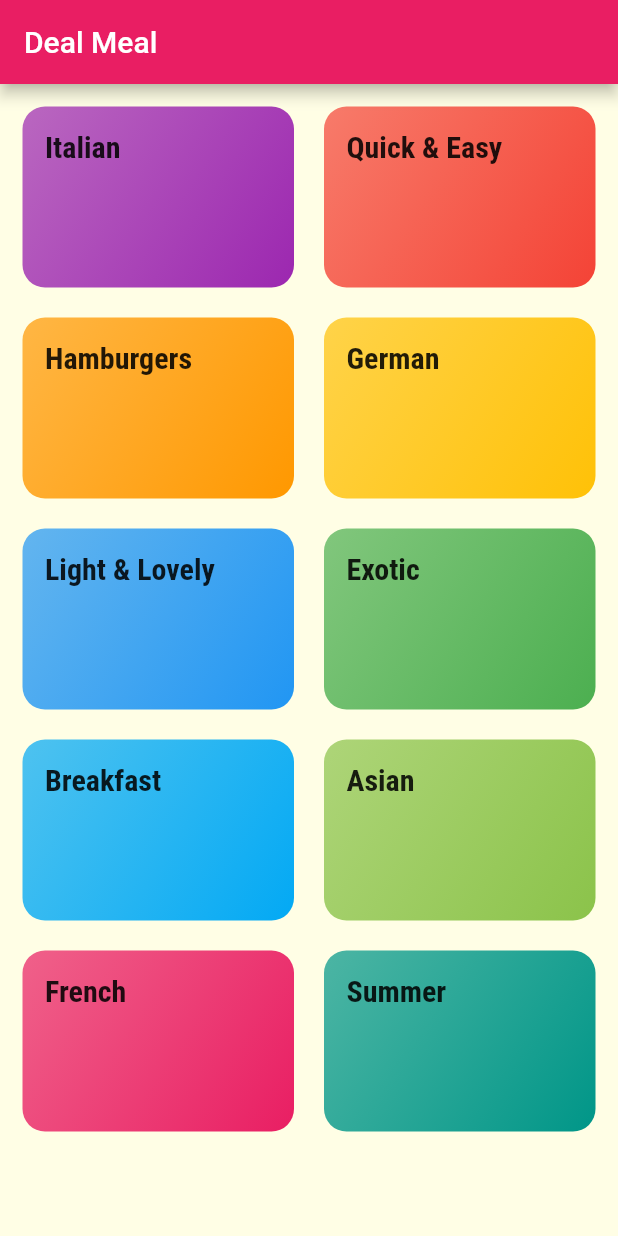
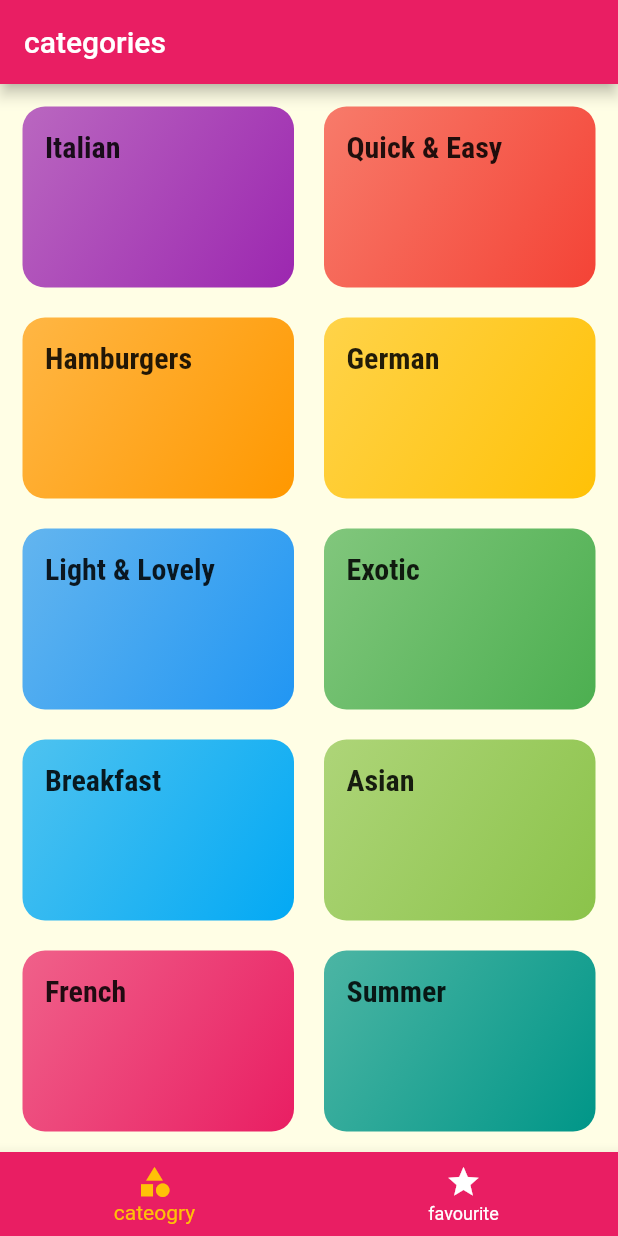
Before and after one commit to tareq453/meal_app, a Flutter app: the screen it shows after launch, on a phone screen of 412 x 824 dp. Run offline on Flutter 3.47's test engine with Material 2 defaults, Android fonts, the phone set to English and light mode, and no system bars.

Commit message:
progress the course.

```diff
--- a/lib/main.dart
+++ b/lib/main.dart
@@ -1,6 +1,9 @@
 import 'package:flutter/material.dart';
+import './screens/tabs_screen.dart';
+import './screens/meal_detailes_screen.dart';
 import './screens/category_meal_screen.dart';
 import './screens/categories_screen.dart';
+import './screens/tabs_bottom_screen.dart';
 
 void main() {
   runApp(const MyApp());
@@ -31,8 +34,9 @@ class MyApp extends StatelessWidget {
       // home: const CategoriesScreen(),
       initialRoute: '/',
       routes: {
-        '/': (context) => const CategoriesScreen(),
-        CategoryMealScreen.route: (context) => CategoryMealScreen()
+        '/': (context) => const TabsBottomScreen(),
+        CategoryMealScreen.route: (context) => CategoryMealScreen(),
+        MealDetailesScreen.route:(context) => MealDetailesScreen()
       },
     );
   }
--- a/lib/screens/categories_screen.dart
+++ b/lib/screens/categories_screen.dart
@@ -8,20 +8,15 @@ class CategoriesScreen extends StatelessWidget {
 
   @override
   Widget build(BuildContext context) {
-    return Scaffold(
-      appBar: AppBar(title: const Text("Deal Meal"),),
-      body: Padding(
+    return GridView(
         padding: const EdgeInsets.all(15),
-        child: GridView(
-            gridDelegate: const SliverGridDelegateWithMaxCrossAxisExtent(
-                maxCrossAxisExtent: 200,
-                childAspectRatio: 3/2,
-                crossAxisSpacing: 20,
-                mainAxisSpacing: 20),
-            children: DUMMY_CATEGORIES
-                .map((ctg) => CategoryItem(ctg.id,ctg.title, ctg.color))
-                .toList()),
-      ),
-    );
+        gridDelegate: const SliverGridDelegateWithMaxCrossAxisExtent(
+            maxCrossAxisExtent: 200,
+            childAspectRatio: 3 / 2,
+            crossAxisSpacing: 20,
+            mainAxisSpacing: 20),
+        children: DUMMY_CATEGORIES
+            .map((ctg) => CategoryItem(ctg.id, ctg.title, ctg.color))
+            .toList());
   }
 }
--- a/lib/screens/category_meal_screen.dart
+++ b/lib/screens/category_meal_screen.dart
@@ -28,7 +28,7 @@ class CategoryMealScreen extends StatelessWidget {
         child: ListView.builder(
           itemBuilder: (context, index) {
            final meal = mealList[index];
-            return  MealItem(title: meal.title, imageUrl: meal.imageUrl,duration: meal.duration, complexity: meal.complexity, affordability: meal.affordability);
+            return  MealItem(id: meal.id,title: meal.title, imageUrl: meal.imageUrl,duration: meal.duration, complexity: meal.complexity, affordability: meal.affordability);
           },
           itemCount: mealList.length,
         ),
--- /dev/null
+++ b/lib/screens/tabs_bottom_screen.dart
@@ -0,0 +1,49 @@
+import 'package:flutter/material.dart';
+import 'categories_screen.dart';
+import 'favourite_screen.dart';
+
+class TabsBottomScreen extends StatefulWidget {
+  const TabsBottomScreen({Key? key}) : super(key: key);
+
+  @override
+  State<TabsBottomScreen> createState() => _TabsBottomScreen();
+}
+
+class _TabsBottomScreen extends State<TabsBottomScreen> {
+  static const PAGE_KEY = "page_key";
+  static const TITLE_KEY = "title_key";
+  final List<Map<String, Object>> _pages = [
+    {PAGE_KEY: const CategoriesScreen(), TITLE_KEY: 'categories'},
+    {PAGE_KEY: const FavouriteScreen(), TITLE_KEY: "My Favourit"}
+  ];
+
+  int _selectedIndex = 0;
+
+  void _selectPage(int index) {
+    setState(() {
+      _selectedIndex = index;
+    });
+  }
+
+  @override
+  Widget build(BuildContext context) {
+    return Scaffold(
+      appBar: AppBar(
+        title: Text(_pages[_selectedIndex][TITLE_KEY] as String),
+      ),
+      body: _pages[_selectedIndex][PAGE_KEY] as Widget,
+      bottomNavigationBar: BottomNavigationBar(
+        items: const [
+          BottomNavigationBarItem(
+              icon: Icon(Icons.category), label: "cateogry"),
+          BottomNavigationBarItem(icon: Icon(Icons.star), label: "favourite"),
+        ],
+        backgroundColor: Theme.of(context).colorScheme.primary,
+        selectedItemColor: Theme.of(context).colorScheme.secondary,
+        unselectedItemColor: Colors.white,
+        onTap: (index) => _selectPage(index),
+        currentIndex: _selectedIndex,
+      ),
+    );
+  }
+}
```
Also changed, not shown: lib/screens/favourite_screen.dart (added, +10 -0 lines), lib/screens/meal_detailes_screen.dart (added, +73 -0 lines), lib/screens/tabs_screen.dart (added, +27 -0 lines), lib/widgets/meal_ingredient_item.dart (added, +16 -0 lines), lib/widgets/meal_item.dart (+9 -2 lines), lib/widgets/meal_step_item.dart (added, +21 -0 lines).
